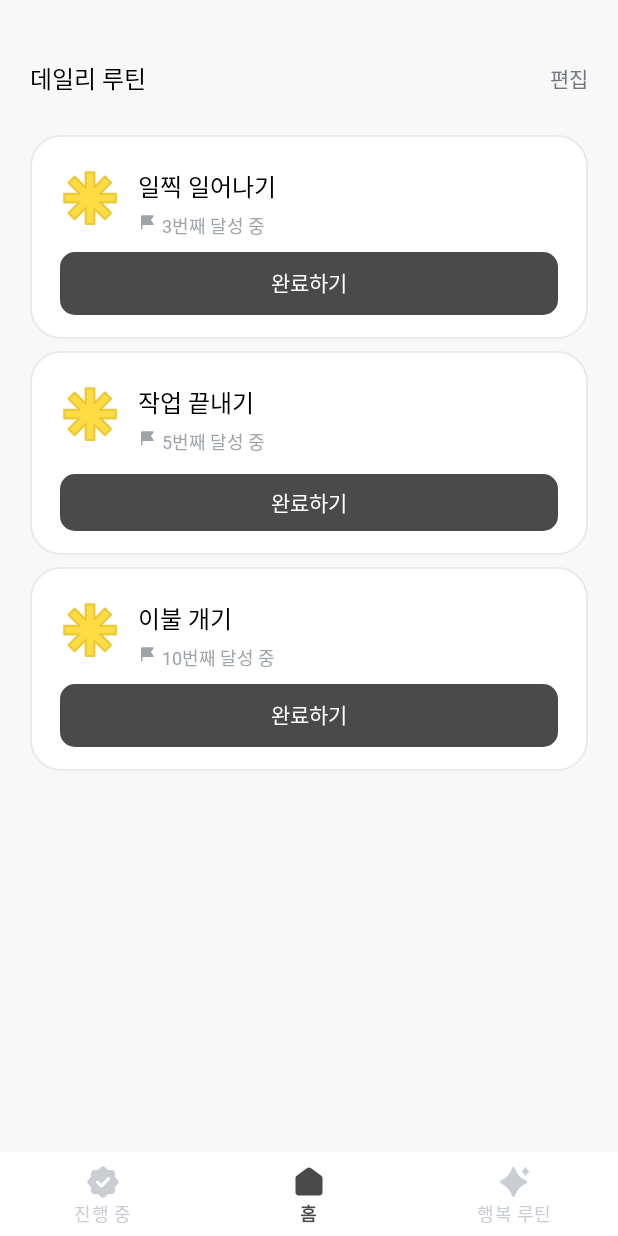
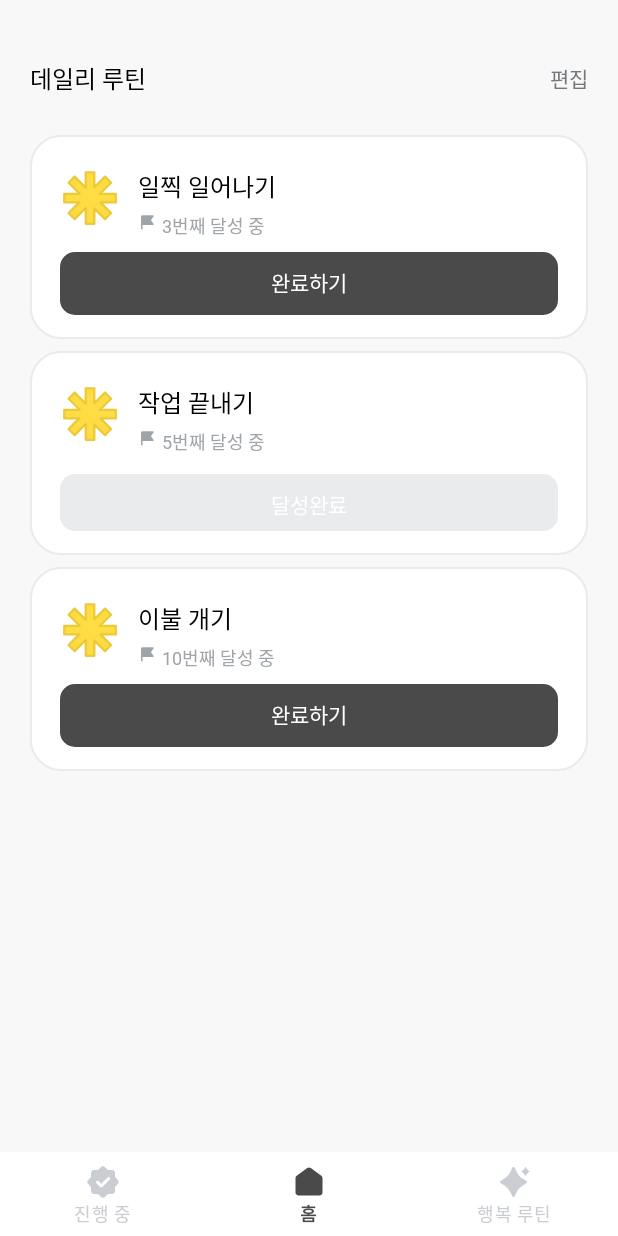
Before and after one commit to Team-Sopetit/Sopetit-Android, an Android app: the fragment DailyRoutineFragment placed in its activity, on a phone screen of 412 x 824 dp. Run offline under Robolectric (Android 15) with nearby library versions, the phone set to English and light mode, and no system bars; our stand-ins replace Dagger/Hilt's generated code, Timber, data binding.

Commit message:
#42 [feat] 데일리 루틴 달성 버튼 초기화

```diff
--- a/app/src/main/java/com/sopetit/softie/ui/dailyroutine/DailyRoutineFragment.kt
+++ b/app/src/main/java/com/sopetit/softie/ui/dailyroutine/DailyRoutineFragment.kt
@@ -40,6 +40,7 @@ class DailyRoutineFragment :
                 getString(R.string.daily_routine_ing).format(dailyRoutineList[index].achieveCount)
             achieveMsg.text = achieveCountMsg
             routineTitle.text = dailyRoutineList[index].content
+            viewModel.setRoutineAchieve(dailyRoutineList[index].isAchieve, index)
         }
     }
 
--- a/app/src/main/java/com/sopetit/softie/ui/dailyroutine/DailyRoutineViewModel.kt
+++ b/app/src/main/java/com/sopetit/softie/ui/dailyroutine/DailyRoutineViewModel.kt
@@ -6,7 +6,6 @@ import androidx.lifecycle.ViewModel
 import com.sopetit.softie.domain.entity.DailyRoutine
 
 class DailyRoutineViewModel : ViewModel() {
-    // val routineAddList = listOf<Int>(1, 2)
 
     private val _mockDailyRoutineList: MutableLiveData<List<DailyRoutine>> = MutableLiveData(
         mutableListOf(
@@ -37,6 +36,18 @@ class DailyRoutineViewModel : ViewModel() {
     val mockDailyRoutineList: LiveData<List<DailyRoutine>>
         get() = _mockDailyRoutineList
 
+    private val _isRoutineAchieveFirst: MutableLiveData<Boolean> = MutableLiveData()
+    val isRoutineAchieveFirst: LiveData<Boolean>
+        get() = _isRoutineAchieveFirst
+
+    private val _isRoutineAchieveSecond: MutableLiveData<Boolean> = MutableLiveData()
+    val isRoutineAchieveSecond: LiveData<Boolean>
+        get() = _isRoutineAchieveSecond
+
+    private val _isRoutineAchieveThird: MutableLiveData<Boolean> = MutableLiveData()
+    val isRoutineAchieveThird: LiveData<Boolean>
+        get() = _isRoutineAchieveThird
+
     private val _isDeleteView: MutableLiveData<Boolean> = MutableLiveData(false)
     val isDeleteView: LiveData<Boolean>
         get() = _isDeleteView
@@ -46,6 +57,14 @@ class DailyRoutineViewModel : ViewModel() {
     private val _isEditBtnEnabled: MutableLiveData<Boolean> = MutableLiveData()
     val isEditBtnEnabled: LiveData<Boolean>
         get() = _isEditBtnEnabled
+
+    fun setRoutineAchieve(isAchieve: Boolean, index: Int) {
+        when (index) {
+            0 -> _isRoutineAchieveFirst.value = isAchieve
+            1 -> _isRoutineAchieveSecond.value = isAchieve
+            2 -> _isRoutineAchieveThird.value = isAchieve
+        }
+    }
 
     fun setDeleteView(deleteEnabled: Boolean) {
         _isDeleteView.value = deleteEnabled
--- a/app/src/main/res/layout/fragment_daily_routine.xml
+++ b/app/src/main/res/layout/fragment_daily_routine.xml
@@ -121,11 +121,13 @@
                 android:layout_height="wrap_content"
                 android:layout_marginHorizontal="20dp"
                 android:layout_marginBottom="16dp"
-                android:background="@drawable/shape_main1_fill_10_rect"
+                android:background="@{viewModel.isRoutineAchieveFirst ? @drawable/shape_main1_fill_10_rect: @drawable/shape_gray100_fill_10_rect}"
+                android:enabled="@{!viewModel.isRoutineAchieveFirst}"
+                android:clickable="@{!viewModel.isRoutineAchieveFirst}"
+                android:text="@{viewModel.isRoutineAchieveFirst ? @string/daily_routine_fin_btn : @string/daily_routine_fin}"
                 android:minHeight="0dp"
                 android:paddingTop="10dp"
                 android:paddingBottom="11dp"
-                android:text="@string/daily_routine_fin_btn"
                 android:textAppearance="@style/body4"
                 android:textColor="@color/white"
                 android:outlineProvider="none"
@@ -207,8 +209,10 @@
                 android:layout_height="38dp"
                 android:layout_marginHorizontal="20dp"
                 android:layout_marginBottom="16dp"
-                android:background="@drawable/shape_main1_fill_10_rect"
-                android:text="@string/daily_routine_fin_btn"
+                android:background="@{viewModel.isRoutineAchieveSecond ? @drawable/shape_main1_fill_10_rect: @drawable/shape_gray100_fill_10_rect}"
+                android:enabled="@{!viewModel.isRoutineAchieveSecond}"
+                android:clickable="@{!viewModel.isRoutineAchieveSecond}"
+                android:text="@{viewModel.isRoutineAchieveSecond ? @string/daily_routine_fin_btn : @string/daily_routine_fin}"
                 android:textAppearance="@style/body4"
                 android:textColor="@color/white"
                 android:outlineProvider="none"
@@ -288,11 +292,13 @@
                 android:layout_height="wrap_content"
                 android:layout_marginHorizontal="20dp"
                 android:layout_marginBottom="16dp"
-                android:background="@drawable/shape_main1_fill_10_rect"
+                android:background="@{viewModel.isRoutineAchieveThird ? @drawable/shape_main1_fill_10_rect: @drawable/shape_gray100_fill_10_rect}"
+                android:enabled="@{!viewModel.isRoutineAchieveThird}"
+                android:clickable="@{!viewModel.isRoutineAchieveThird}"
+                android:text="@{viewModel.isRoutineAchieveThird ? @string/daily_routine_fin_btn : @string/daily_routine_fin}"
                 android:minHeight="0dp"
                 android:paddingTop="10dp"
                 android:paddingBottom="11dp"
-                android:text="@string/daily_routine_fin_btn"
                 android:textAppearance="@style/body4"
                 android:textColor="@color/white"
                 android:outlineProvider="none"
```
